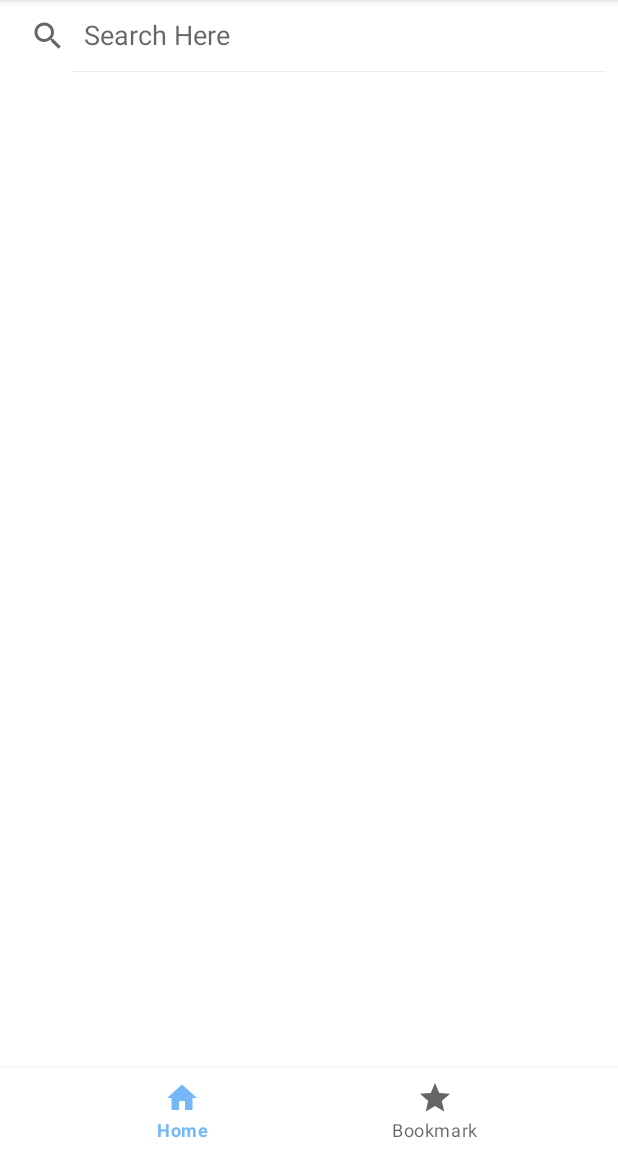
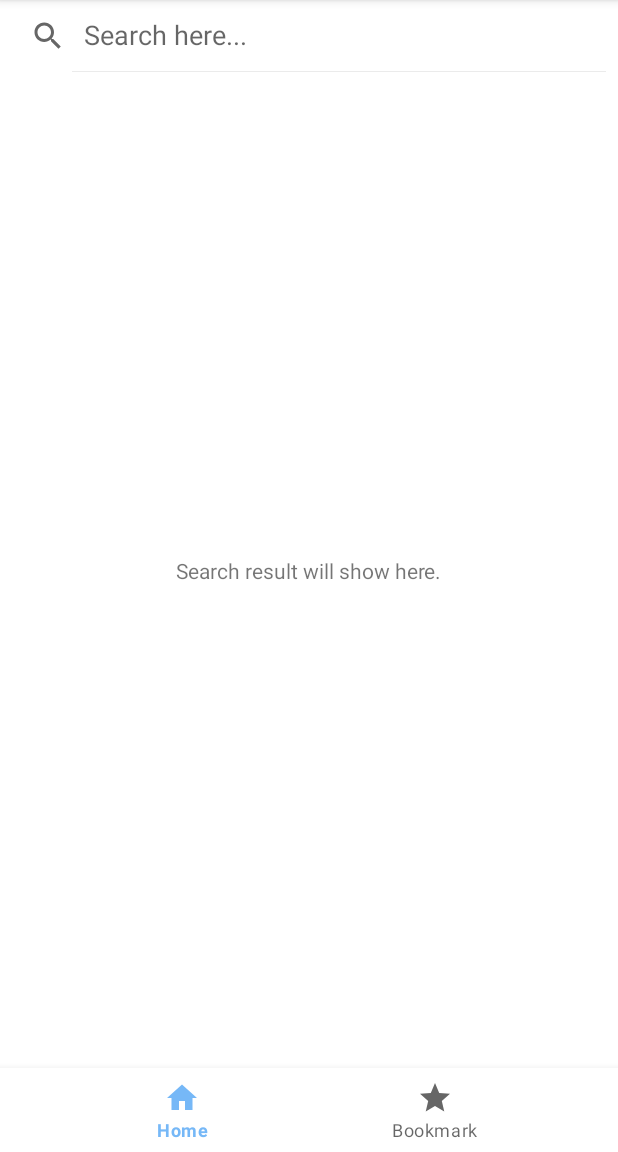
Before and after one commit to Wangoose/OJT_WHC_Java, an Android app: the screen it shows after launch (MainActivity), on a phone screen of 412 x 824 dp, the part 84-1236 px from its top. Run offline under Robolectric (Android 15) with nearby library versions, the light colour scheme and no system bars; 5 statements that could not run were skipped.

Commit message:
검색결과 로직 변경 後 임시 구현 완료

```diff
--- a/app/src/main/java/com/wangoose/ojt_whc_java/FragmentHome.java
+++ b/app/src/main/java/com/wangoose/ojt_whc_java/FragmentHome.java
@@ -4,16 +4,16 @@ import android.os.Bundle;
 import android.view.LayoutInflater;
 import android.view.View;
 import android.view.ViewGroup;
+import android.widget.TextView;
 
 import androidx.annotation.NonNull;
 import androidx.annotation.Nullable;
+import androidx.appcompat.widget.SearchView;
 import androidx.fragment.app.Fragment;
 import androidx.recyclerview.widget.LinearLayoutManager;
 import androidx.recyclerview.widget.RecyclerView;
 
 import com.google.android.material.snackbar.Snackbar;
-
-import java.util.List;
 
 import retrofit2.Call;
 import retrofit2.Callback;
@@ -23,8 +23,17 @@ public class FragmentHome extends Fragment {
 
     View homeView;
 
+    TextView tvMainInfo;
+
+    SearchView searchView;
+
     RetrofitClient rfClient;
     RetrofitInterface rfInterface;
+
+    @Override
+    public void onCreate(@Nullable Bundle savedInstanceState) {
+        super.onCreate(savedInstanceState);
+    }
 
     @Nullable
     @Override
@@ -33,19 +42,28 @@ public class FragmentHome extends Fragment {
 
         homeView = rootView.findViewById(R.id.view_fragment_home);
 
+        tvMainInfo = rootView.findViewById(R.id.tvMainInfo);
+
+        searchView = requireActivity().findViewById(R.id.search_view);
+
         rfClient = RetrofitClient.getInstance();
         rfInterface = RetrofitClient.getRetrofitInterface();
 
-        rfInterface.getUserResult().enqueue(new Callback<List<UserResult>>() {
+        searchView.setOnQueryTextListener(new SearchView.OnQueryTextListener() {
             @Override
-            public void onResponse(@NonNull Call<List<UserResult>> call, @NonNull Response<List<UserResult>> response) {
+            public boolean onQueryTextSubmit(String query) {
+                rfInterface.getSearchResult(query, "20", "1").enqueue(new Callback<SearchUsersResult>() {
+                    @Override
+                    public void onResponse(@NonNull Call<SearchUsersResult> call, @NonNull Response<SearchUsersResult> response) {
                         if (response.isSuccessful()) {
-                    List<UserResult> uResult = response.body();
+                            SearchUsersResult uResult = response.body();
 
                             RviewAdapter adapter = new RviewAdapter(uResult, getActivity());
                             RecyclerView rView = rootView.findViewById(R.id.recycler1);
                             rView.setLayoutManager(new LinearLayoutManager(getActivity()));
                             rView.setAdapter(adapter);
+
+                            tvMainInfo.setText("");
 
                             Snackbar sb = Snackbar.make(homeView, "API Load Success", Snackbar.LENGTH_LONG);
                             sb.setAction("OK", new View.OnClickListener() {
@@ -60,7 +78,7 @@ public class FragmentHome extends Fragment {
                     }
 
                     @Override
-            public void onFailure(@NonNull Call<List<UserResult>> call, @NonNull Throwable t) {
+                    public void onFailure(@NonNull Call<SearchUsersResult> call, @NonNull Throwable t) {
                         Snackbar sb = Snackbar.make(homeView, "API Load Failed", Snackbar.LENGTH_LONG);
                         sb.setAction("OK", new View.OnClickListener() {
                             @Override
@@ -73,6 +91,14 @@ public class FragmentHome extends Fragment {
                         t.printStackTrace();
                     }
                 });
+                return true;
+            }
+
+            @Override
+            public boolean onQueryTextChange(String newText) {
+                return false;
+            }
+        });
         return rootView;
     }
 }
--- a/app/src/main/java/com/wangoose/ojt_whc_java/MainActivity.java
+++ b/app/src/main/java/com/wangoose/ojt_whc_java/MainActivity.java
@@ -1,25 +1,17 @@
 package com.wangoose.ojt_whc_java;
 
+import android.content.SharedPreferences;
 import android.os.Bundle;
 import android.view.MenuItem;
-import android.view.View;
 
 import androidx.annotation.NonNull;
 import androidx.appcompat.app.AppCompatActivity;
 import androidx.fragment.app.Fragment;
-import androidx.fragment.app.FragmentTransaction;
-import androidx.recyclerview.widget.LinearLayoutManager;
-import androidx.recyclerview.widget.RecyclerView;
 
 import com.google.android.material.bottomnavigation.BottomNavigationView;
 import com.google.android.material.navigation.NavigationBarView;
-import com.google.android.material.snackbar.Snackbar;
 
-import java.util.List;
-
-import retrofit2.Call;
-import retrofit2.Callback;
-import retrofit2.Response;
+import java.util.HashMap;
 
 public class MainActivity extends AppCompatActivity {
 
@@ -38,28 +30,33 @@ public class MainActivity extends AppCompatActivity {
         fragment_home = new FragmentHome();
         fragment_bookmark = new FragmentBookmark();
 
+        SharedPreferences sPref = getSharedPreferences("PREF_WHC", MODE_PRIVATE);
+        SharedPreferences.Editor editor = sPref.edit();
+        editor.remove("PREF_USERNAME");
+        editor.apply();
+
+        startFragment(fragment_home);
+
         btNaView.setOnItemSelectedListener(new NavigationBarView.OnItemSelectedListener() {
             @Override
             public boolean onNavigationItemSelected(@NonNull MenuItem item) {
-                switch(item.getItemId()) {
+                switch (item.getItemId()) {
                     case R.id.item_fragment_home:
-                        getSupportFragmentManager()
-                                .beginTransaction()
-                                .replace(R.id.main_fragment_container, fragment_home)
-                                .commitAllowingStateLoss();
+                        startFragment(fragment_home);
                         return true;
                     case R.id.item_fragment_bookmark:
-                        getSupportFragmentManager()
-                                .beginTransaction()
-                                .replace(R.id.main_fragment_container, fragment_bookmark)
-                                .commitAllowingStateLoss();
+                        startFragment(fragment_bookmark);
                         return true;
                 }
                 return true;
             }
         });
+    }
 
-        View view = btNaView.findViewById(R.id.item_fragment_home);
-        view.performClick();
+    void startFragment(Fragment fragment) {
+        getSupportFragmentManager()
+                .beginTransaction()
+                .replace(R.id.main_fragment_container, fragment)
+                .commitAllowingStateLoss();
     }
 }
--- a/app/src/main/java/com/wangoose/ojt_whc_java/RetrofitInterface.java
+++ b/app/src/main/java/com/wangoose/ojt_whc_java/RetrofitInterface.java
@@ -6,6 +6,7 @@ import retrofit2.Call;
 import retrofit2.http.GET;
 import retrofit2.http.Headers;
 import retrofit2.http.Path;
+import retrofit2.http.Query;
 
 public interface RetrofitInterface {
 
@@ -13,8 +14,10 @@ public interface RetrofitInterface {
             "accept: application/vnd.github+json",
             "Authorization: token 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"
     })
-    @GET("/users")
-    Call<List<UserResult>> getUserResult();
+    @GET("/search/users")
+    Call<SearchUsersResult>
+    getSearchResult(@Query("q") String q, @Query("per_page") String per_page,
+                    @Query("page") String page);
 
     @Headers({
             "accept: application/vnd.github+json",
--- a/app/src/main/res/layout/activity_main.xml
+++ b/app/src/main/res/layout/activity_main.xml
@@ -12,14 +12,14 @@
         android:layout_height="wrap_content"
         app:layout_constraintTop_toTopOf="parent"
         app:iconifiedByDefault="false"
-        app:queryHint="Search Here"/>
+        app:queryHint="Search here..."/>
 
     <FrameLayout
         android:id="@+id/main_fragment_container"
         android:layout_width="match_parent"
         android:layout_height="0dp"
         app:layout_constraintTop_toBottomOf="@+id/search_view"
-        />
+        app:layout_constraintBottom_toTopOf="@+id/btnav_view" />
 
     <com.google.android.material.bottomnavigation.BottomNavigationView
         android:id="@+id/btnav_view"
--- a/app/src/main/res/layout/fragment_home.xml
+++ b/app/src/main/res/layout/fragment_home.xml
@@ -11,4 +11,14 @@
         android:layout_width="match_parent"
         android:layout_height="match_parent" />
 
+    <TextView
+        android:layout_width="wrap_content"
+        android:layout_height="wrap_content"
+        android:id="@+id/tvMainInfo"
+        android:text="Search result will show here."
+        app:layout_constraintTop_toTopOf="parent"
+        app:layout_constraintBottom_toBottomOf="parent"
+        app:layout_constraintLeft_toLeftOf="parent"
+        app:layout_constraintRight_toRightOf="parent" />
+
 </androidx.constraintlayout.widget.ConstraintLayout>
```
Also changed, not shown: app/src/main/java/com/wangoose/ojt_whc_java/PreferenceManager.java (added, +45 -0 lines), app/src/main/java/com/wangoose/ojt_whc_java/ProfileSearch.java (+38 -4 lines), app/src/main/java/com/wangoose/ojt_whc_java/RviewAdapter.java (+8 -13 lines), app/src/main/java/com/wangoose/ojt_whc_java/SearchUsersResult.java (added, +46 -0 lines), app/src/main/java/com/wangoose/ojt_whc_java/UserItem.java (renamed from app/src/main/java/com/wangoose/ojt_whc_java/UserResult.java, +12 -1 lines). Lines whose indentation alone changed are shown as unchanged.
